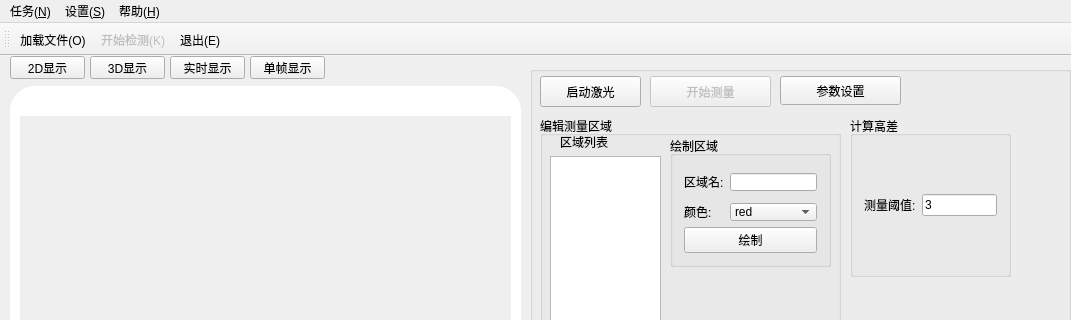
Qt form mainwindow.ui (kof98765/scanControl) before a commit; both pictures show x 0 to 1071 and y 0 to 320 of the 1071 by 693 pixel window.
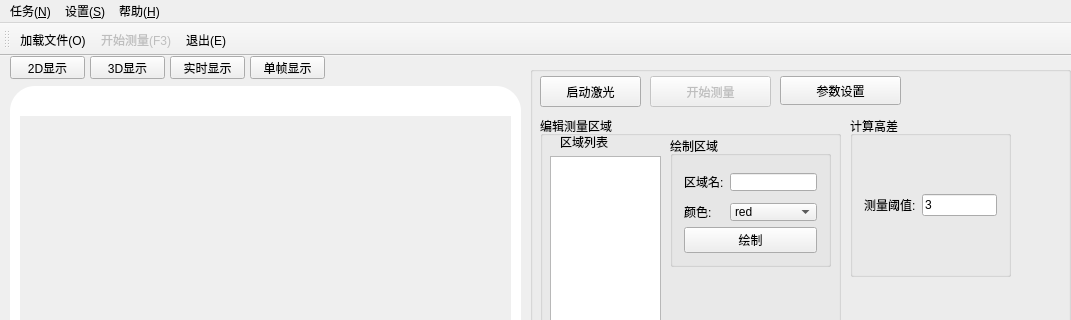
The same form after that commit. Icons and pictures are not drawn.

The edit to the form file:
```diff
--- a/mainwindow.ui
+++ b/mainwindow.ui
@@ -889,7 +889,7 @@
      <normalon>:/new/prefix1/minimize.png</normalon>:/new/prefix1/video_play.png</iconset>
    </property>
    <property name="text">
-    <string>开始检测(&amp;K)</string>
+    <string>开始测量(&amp;F3)</string>
    </property>
    <property name="toolTip">
     <string>开始检测/停止检测</string>
```
Left out of the diff: 20 changed lines with no effect on the pictures.
